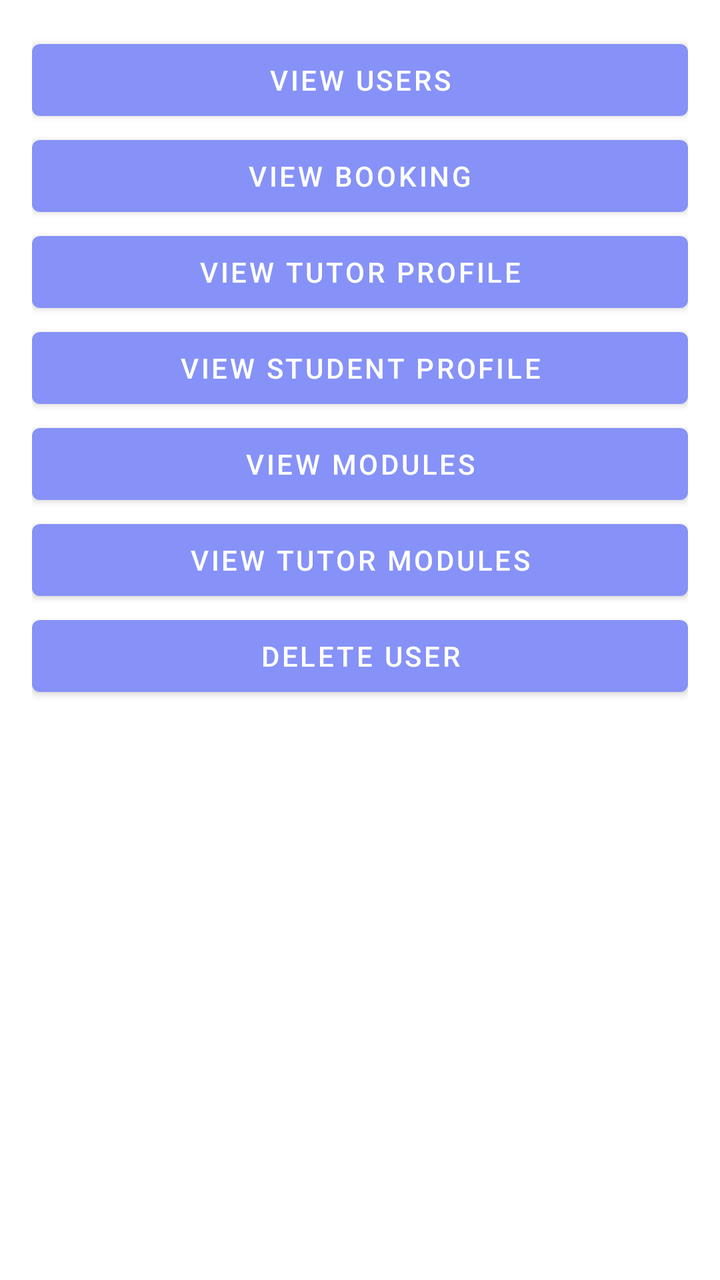
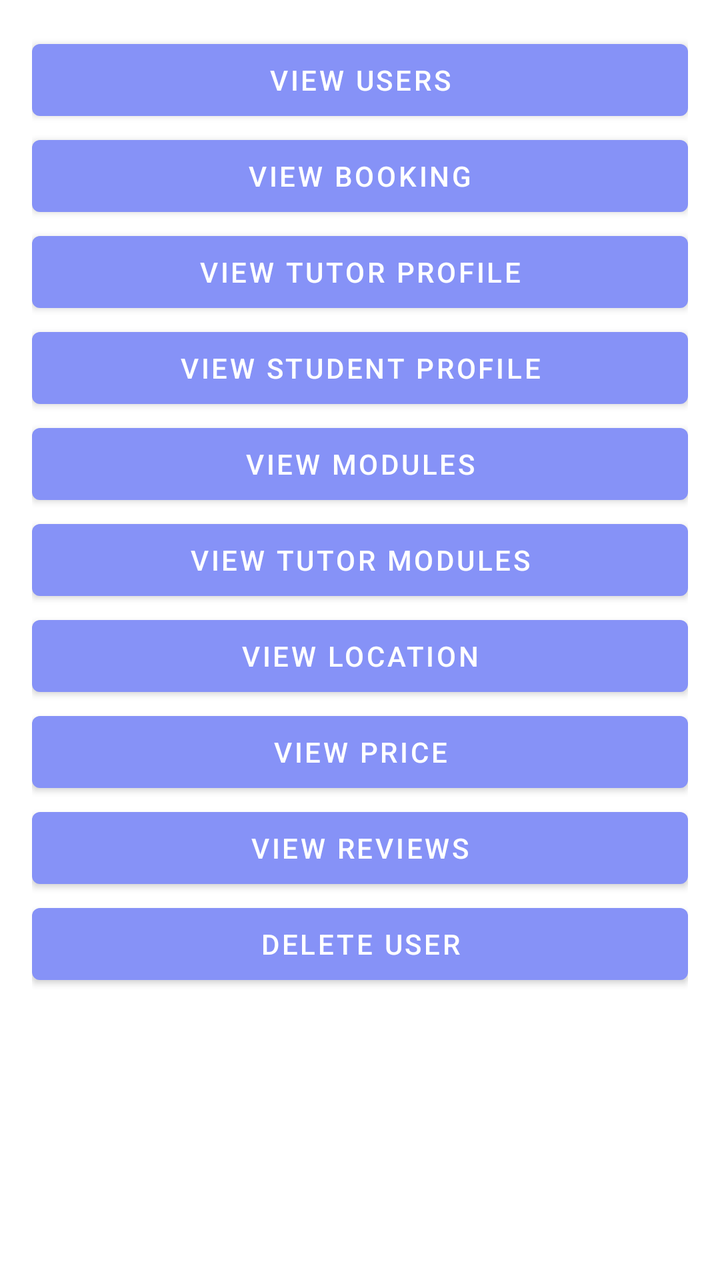

Two renders of the same Android screen: before a commit and after it. Below are the layout's source before the change and the commit's diff.
<!-- AndroidManifest.xml: application theme Theme.CC -->
<!-- res/layout/activity_admin_home.xml -->
<?xml version="1.0" encoding="utf-8"?>
<LinearLayout xmlns:android="http://schemas.android.com/apk/res/android"
    xmlns:tools="http://schemas.android.com/tools"
    android:layout_width="match_parent"
    android:layout_height="match_parent"
    android:orientation="vertical"
    android:padding="16dp">

    <Button
        android:id="@+id/buttonViewUsers"
        android:layout_width="match_parent"
        android:layout_height="wrap_content"
        android:text="View Users"
        tools:ignore="HardcodedText" />

    <Button
        android:id="@+id/buttonViewBooking"
        android:layout_width="match_parent"
        android:layout_height="wrap_content"
        android:text="View Booking"
        tools:ignore="HardcodedText" />

    <Button
        android:id="@+id/buttonViewTutorProfile"
        android:layout_width="match_parent"
        android:layout_height="wrap_content"
        android:text="View Tutor Profile"
        tools:ignore="HardcodedText" />

    <Button
        android:id="@+id/buttonViewStudentProfile"
        android:layout_width="match_parent"
        android:layout_height="wrap_content"
        android:text="View Student Profile"
        tools:ignore="HardcodedText" />

    <Button
        android:id="@+id/buttonViewModules"
        android:layout_width="match_parent"
        android:layout_height="wrap_content"
        android:text="View Modules"
        tools:ignore="HardcodedText" />

    <Button
        android:id="@+id/buttonViewTutorModules"
        android:layout_width="match_parent"
        android:layout_height="wrap_content"
        android:text="View Tutor Modules"
        tools:ignore="HardcodedText" />

    <Button
        android:id="@+id/buttonDeleteUser"
        android:layout_width="match_parent"
        android:layout_height="wrap_content"
        android:text="Delete User"
        tools:ignore="HardcodedText" />

    <TextView
        android:id="@+id/textViewUsers"
        android:layout_width="match_parent"
        android:layout_height="wrap_content"
        android:text="User Records"
        android:visibility="gone"
        tools:ignore="HardcodedText" />

    <TextView
        android:id="@+id/textViewBooking"
        android:layout_width="match_parent"
        android:layout_height="wrap_content"
        android:text="Booking Records"
        android:visibility="gone"
        tools:ignore="HardcodedText" />

    <TextView
        android:id="@+id/textViewTutorProfile"
        android:layout_width="match_parent"
        android:layout_height="wrap_content"
        android:text="Tutor Profile Records"
        android:visibility="gone"
        tools:ignore="HardcodedText" />

    <TextView
        android:id="@+id/textViewStudentProfile"
        android:layout_width="match_parent"
        android:layout_height="wrap_content"
        android:text="Tutor Profile Records"
        android:visibility="gone"
        tools:ignore="HardcodedText" />

    <TextView
        android:id="@+id/textViewTutorModule"
        android:layout_width="match_parent"
        android:layout_height="wrap_content"
        android:text="Tutor Profile Records"
        android:visibility="gone"
        tools:ignore="HardcodedText" />

    <TextView
        android:id="@+id/textViewModules"
        android:layout_width="match_parent"
        android:layout_height="wrap_content"
        android:text="Module Records"
        android:visibility="gone"
        tools:ignore="HardcodedText" />
</LinearLayout>
<!-- resources referenced by this layout -->
<resources>
  <style name="Theme.CC" parent="Base.Theme.CC" />
  <style name="Base.Theme.CC" parent="Theme.MaterialComponents.DayNight.NoActionBar">
          
          <item name="colorPrimary">@color/lavender</item>
          <item name="colorPrimaryVariant">@color/lavender</item>
          <item name="colorOnPrimary">@color/white</item>
          
          <item name="colorSecondary">@color/teal_200</item>
          <item name="colorSecondaryVariant">@color/teal_700</item>
          <item name="colorOnSecondary">@color/black</item>
          
          <item name="android:statusBarColor">?attr/colorPrimaryVariant</item>
          
          
      </style>
  <color name="lavender">#8692f7</color>
  <color name="white">#FFFFFFFF</color>
  <color name="teal_200">#FF03DAC5</color>
  <color name="teal_700">#FF018786</color>
  <color name="black">#FF000000</color>
</resources>

<!-- the commit's change to res/layout/activity_admin_home.xml (unified diff, before → after) -->
@@ -46,6 +46,27 @@
         android:layout_width="match_parent"
         android:layout_height="wrap_content"
         android:text="View Tutor Modules"
+        tools:ignore="HardcodedText" />
+
+    <Button
+        android:id="@+id/buttonViewLocation"
+        android:layout_width="match_parent"
+        android:layout_height="wrap_content"
+        android:text="View Location"
+        tools:ignore="HardcodedText" />
+
+    <Button
+        android:id="@+id/buttonViewPrices"
+        android:layout_width="match_parent"
+        android:layout_height="wrap_content"
+        android:text="View Price"
+        tools:ignore="HardcodedText" />
+
+    <Button
+        android:id="@+id/buttonViewReviews"
+        android:layout_width="match_parent"
+        android:layout_height="wrap_content"
+        android:text="View Reviews"
         tools:ignore="HardcodedText" />
 
     <Button
@@ -102,4 +123,28 @@
         android:text="Module Records"
         android:visibility="gone"
         tools:ignore="HardcodedText" />
+
+    <TextView
+        android:id="@+id/textViewLocation"
+        android:layout_width="match_parent"
+        android:layout_height="wrap_content"
+        android:text="Location Records"
+        android:visibility="gone"
+        tools:ignore="HardcodedText" />
+
+    <TextView
+        android:id="@+id/textViewPrices"
+        android:layout_width="match_parent"
+        android:layout_height="wrap_content"
+        android:text="Price Records"
+        android:visibility="gone"
+        tools:ignore="HardcodedText" />
+
+    <TextView
+        android:id="@+id/textViewReviews"
+        android:layout_width="match_parent"
+        android:layout_height="wrap_content"
+        android:text="Review Records"
+        android:visibility="gone"
+        tools:ignore="HardcodedText" />
 </LinearLayout>
